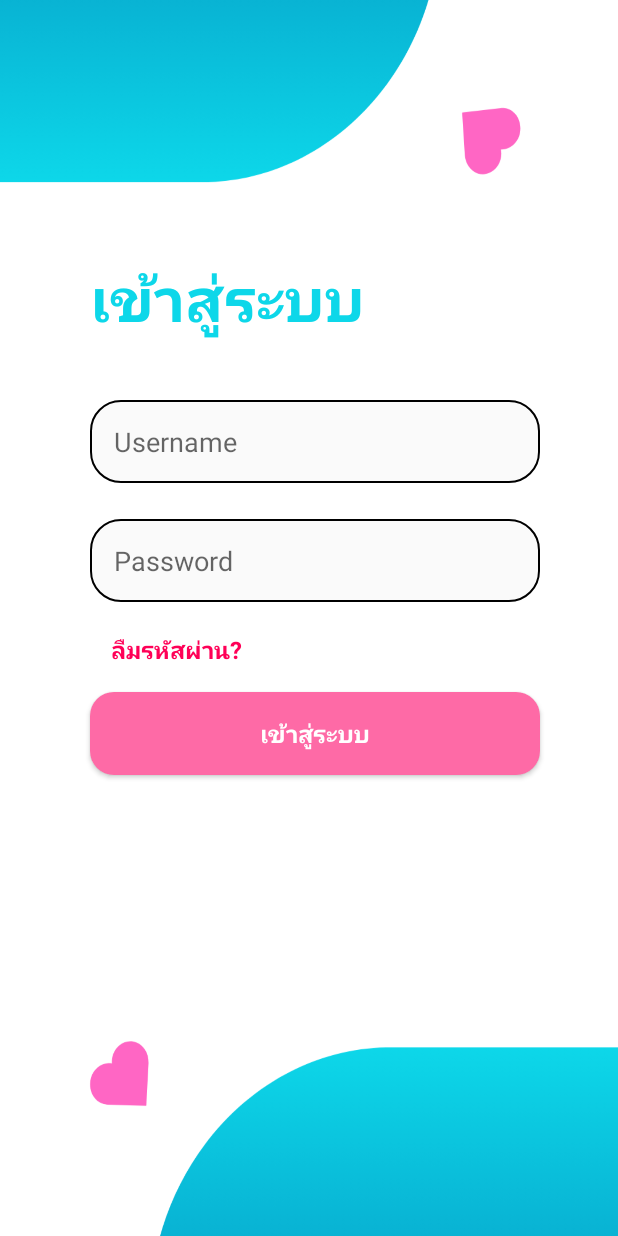
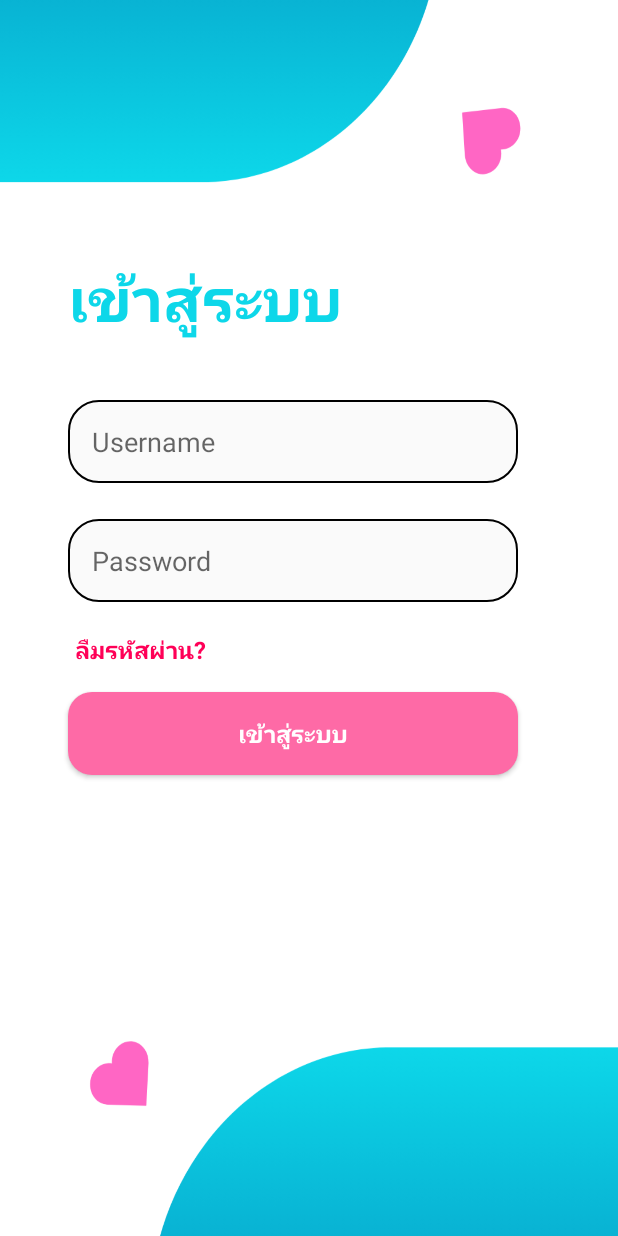
Before and after one commit to PedzA507/FinloveAndroid, an Android app: the layout activity_login.xml on its own in the app's theme, with its tools: preview values and no code run, on a phone screen of 412 x 824 dp. Run offline under Robolectric (Android 15) with nearby library versions, the phone set to English and light mode, and no system bars.

Commit message:
ui design fix V.2

```diff
--- a/app/src/main/java/th/ac/rmutto/finlove/LoadingActivity.kt
+++ b/app/src/main/java/th/ac/rmutto/finlove/LoadingActivity.kt
@@ -37,7 +37,7 @@ class LoadingActivity : AppCompatActivity() {
                 startActivity(it)
                 finish()
             }
-        }, 1500) // เพิ่มเวลาการโหลดเป็น 3 วินาทีเพื่อให้เห็น Animation ชัดเจน
+        }, 1200) // เพิ่มเวลาการโหลดเป็น 3 วินาที
     }
 
     private fun startDotAnimation() {
--- a/app/src/main/java/th/ac/rmutto/finlove/RegisterActivity8.kt
+++ b/app/src/main/java/th/ac/rmutto/finlove/RegisterActivity8.kt
@@ -104,6 +104,10 @@ class RegisterActivity8 : AppCompatActivity() {
                         withContext(Dispatchers.Main) {
                             if (response.isSuccessful) {
                                 Toast.makeText(this@RegisterActivity8, "ข้อมูลถูกบันทึกแล้ว", Toast.LENGTH_LONG).show()
+
+                                // ดีเลย์ 1 วินาทีก่อนเปลี่ยนหน้า
+                                kotlinx.coroutines.delay(500)
+
                                 val intent = Intent(this@RegisterActivity8, FirstPageActivity::class.java)
                                 intent.flags = Intent.FLAG_ACTIVITY_NEW_TASK or Intent.FLAG_ACTIVITY_CLEAR_TASK
                                 startActivity(intent)
--- a/app/src/main/res/layout/activity_login.xml
+++ b/app/src/main/res/layout/activity_login.xml
@@ -13,7 +13,7 @@
         android:id="@+id/textView3"
         android:layout_width="wrap_content"
         android:layout_height="wrap_content"
-        android:layout_marginStart="60dp"
+        android:layout_marginStart="45dp"
         android:layout_marginTop="170dp"
         android:fontFamily="@font/abril_fatface"
         android:shadowRadius="4"
@@ -33,7 +33,7 @@
         android:id="@+id/editTextUsername"
         android:layout_width="300dp"
         android:layout_height="55dp"
-        android:layout_marginStart="60dp"
+        android:layout_marginStart="45dp"
         android:layout_marginTop="40dp"
         android:background="@drawable/edittext"
         android:ems="15"
@@ -51,7 +51,7 @@
         android:id="@+id/editTextPassword"
         android:layout_width="300dp"
         android:layout_height="55dp"
-        android:layout_marginStart="60dp"
+        android:layout_marginStart="45dp"
         android:layout_marginTop="24dp"
         android:background="@drawable/edittext"
         android:ems="10"
@@ -69,7 +69,7 @@
         android:id="@+id/buttonLogin"
         android:layout_width="300dp"
         android:layout_height="55dp"
-        android:layout_marginStart="60dp"
+        android:layout_marginStart="45dp"
         android:layout_marginTop="60dp"
         android:background="@drawable/button"
         android:text="เข้าสู่ระบบ"
@@ -87,8 +87,8 @@
         android:id="@+id/forgetbtn"
         android:layout_width="wrap_content"
         android:layout_height="wrap_content"
-        android:layout_marginStart="10dp"
         android:layout_marginTop="20dp"
+        android:layout_marginEnd="80dp"
         android:shadowColor="#BC000000"
         android:text="ลืมรหัสผ่าน?"
         android:textColor="#FF0057"
--- a/app/src/main/res/layout/activity_register1.xml
+++ b/app/src/main/res/layout/activity_register1.xml
@@ -12,6 +12,7 @@
         android:layout_width="wrap_content"
         android:layout_height="wrap_content"
         android:layout_marginTop="150dp"
+        android:layout_marginEnd="60dp"
         android:text="คุณคือใคร?"
         android:textAlignment="center"
         android:textColor="@color/blue_main"
@@ -109,14 +110,15 @@
         android:id="@+id/buttonNext"
         android:layout_width="100dp"
         android:layout_height="100dp"
+        android:layout_marginStart="220dp"
         android:layout_marginTop="40dp"
         android:background="@drawable/cyclebutton"
         android:scaleType="centerInside"
         android:scaleX="0.8"
         android:scaleY="0.8"
         android:src="@drawable/ic_arrow_right"
-        app:layout_constraintTop_toBottomOf="@id/editTextPassword"
         app:layout_constraintEnd_toEndOf="parent"
-        app:layout_constraintStart_toStartOf="parent" />
+        app:layout_constraintStart_toStartOf="parent"
+        app:layout_constraintTop_toBottomOf="@id/editTextPassword" />
 
 </androidx.constraintlayout.widget.ConstraintLayout>
--- a/app/src/main/res/layout/activity_register2.xml
+++ b/app/src/main/res/layout/activity_register2.xml
@@ -12,6 +12,7 @@
         android:layout_width="wrap_content"
         android:layout_height="wrap_content"
         android:layout_marginTop="150dp"
+        android:layout_marginEnd="60dp"
         android:text="คุณคือใคร?"
         android:textAlignment="center"
         android:textColor="@color/blue_main"
@@ -106,14 +107,15 @@
         android:id="@+id/buttonNextStep2"
         android:layout_width="100dp"
         android:layout_height="100dp"
+        android:layout_marginStart="220dp"
         android:layout_marginTop="40dp"
         android:background="@drawable/cyclebutton"
         android:scaleType="centerInside"
         android:scaleX="0.8"
         android:scaleY="0.8"
         android:src="@drawable/ic_arrow_right"
-        app:layout_constraintTop_toBottomOf="@id/editTextNickname"
+        app:layout_constraintEnd_toEndOf="parent"
         app:layout_constraintStart_toStartOf="parent"
-        app:layout_constraintEnd_toEndOf="parent" />
+        app:layout_constraintTop_toBottomOf="@id/editTextNickname" />
 
 </androidx.constraintlayout.widget.ConstraintLayout>
--- a/app/src/main/res/layout/activity_register3.xml
+++ b/app/src/main/res/layout/activity_register3.xml
@@ -96,7 +96,7 @@
 
     <EditText
         android:id="@+id/editTextHeight"
-        android:layout_width="300dp"
+        android:layout_width="280dp"
         android:layout_height="55dp"
         android:layout_marginTop="10dp"
         android:background="@drawable/edittext"
@@ -124,7 +124,7 @@
 
     <EditText
         android:id="@+id/editTextPhoneNumber"
-        android:layout_width="300dp"
+        android:layout_width="280dp"
         android:layout_height="55dp"
         android:layout_marginTop="10dp"
         android:background="@drawable/edittext"
@@ -139,8 +139,8 @@
         android:id="@+id/buttonNextStep3"
         android:layout_width="100dp"
         android:layout_height="100dp"
+        android:layout_marginStart="40dp"
         android:layout_marginTop="50dp"
-        android:layout_marginEnd="7dp"
         android:background="@drawable/cyclebutton"
         android:scaleType="centerInside"
         android:scaleX="0.8"
--- a/app/src/main/res/layout/activity_register4.xml
+++ b/app/src/main/res/layout/activity_register4.xml
@@ -151,12 +151,13 @@
         android:id="@+id/buttonNextStep4"
         android:layout_width="100dp"
         android:layout_height="100dp"
+        android:layout_marginStart="130dp"
         android:layout_marginTop="50dp"
         android:background="@drawable/cyclebutton"
         android:contentDescription="ปุ่มถัดไป"
-        android:src="@drawable/ic_arrow_right"
         android:scaleX="0.8"
         android:scaleY="0.8"
+        android:src="@drawable/ic_arrow_right"
         app:layout_constraintEnd_toEndOf="parent"
         app:layout_constraintHorizontal_bias="0.8"
         app:layout_constraintStart_toStartOf="parent"
--- a/app/src/main/res/layout/activity_register5.xml
+++ b/app/src/main/res/layout/activity_register5.xml
@@ -223,7 +223,8 @@
         android:id="@+id/buttonNextStep5"
         android:layout_width="80dp"
         android:layout_height="80dp"
-        android:layout_marginTop="25dp"
+        android:layout_marginStart="250dp"
+        android:layout_marginTop="40dp"
         android:background="@drawable/cyclebutton"
         android:src="@drawable/ic_arrow_right"
         app:layout_constraintEnd_toEndOf="parent"
--- a/app/src/main/res/layout/activity_register6.xml
+++ b/app/src/main/res/layout/activity_register6.xml
@@ -80,6 +80,7 @@
         android:id="@+id/buttonNextStep6"
         android:layout_width="93dp"
         android:layout_height="93dp"
+        android:layout_marginStart="180dp"
         android:layout_marginTop="50dp"
         android:background="@drawable/cyclebutton"
         android:scaleX="0.8"
--- a/app/src/main/res/layout/activity_register7.xml
+++ b/app/src/main/res/layout/activity_register7.xml
@@ -65,6 +65,7 @@
         android:id="@+id/buttonNextStep7"
         android:layout_width="93dp"
         android:layout_height="93dp"
+        android:layout_marginStart="160dp"
         android:layout_marginTop="50dp"
         android:background="@drawable/cyclebutton"
         android:scaleX="0.8"
--- a/app/src/main/res/values/strings.xml
+++ b/app/src/main/res/values/strings.xml
@@ -3,8 +3,8 @@
     <string name="title_Main">Main</string>
     <string name="title_Message">Message</string>
     <string name="title_Profile">Profile</string>
-    <string name="root_url">http://192.168.111.208:4000</string>
-    <string name="root_url2">http://192.168.111.208:6000</string>
+    <string name="root_url">http://192.168.62.1:4000</string>
+    <string name="root_url2">http://192.168.62.1:6000</string>
     <string-array name="education_levels">
         <item>มัธยมศึกษา</item>
         <item>ปริญญาตรี</item>
```
Also changed, not shown: app/src/main/java/th/ac/rmutto/finlove/TermsActivity.kt (deleted, +0 -21 lines), app/src/main/res/layout/activity_terms.xml (deleted, +0 -28 lines).
